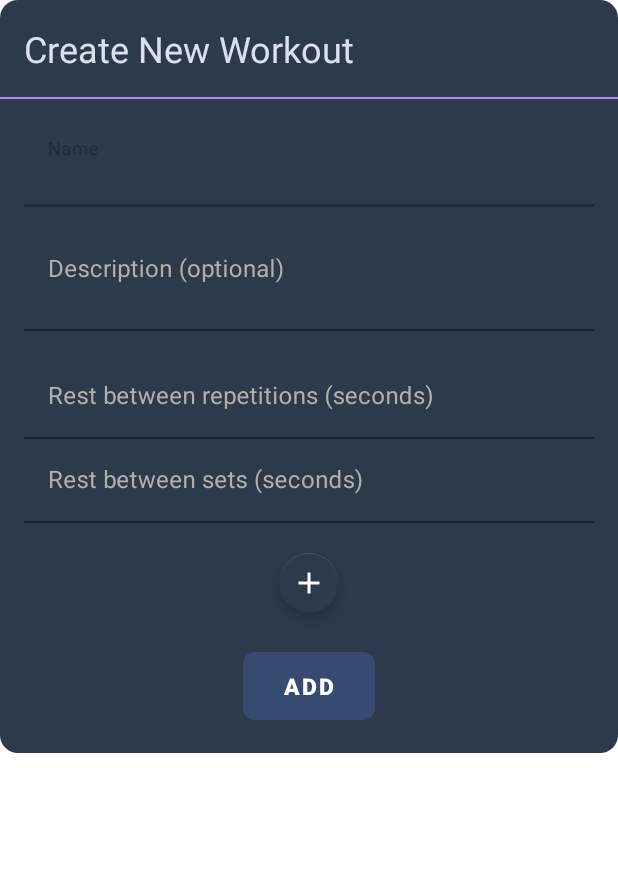
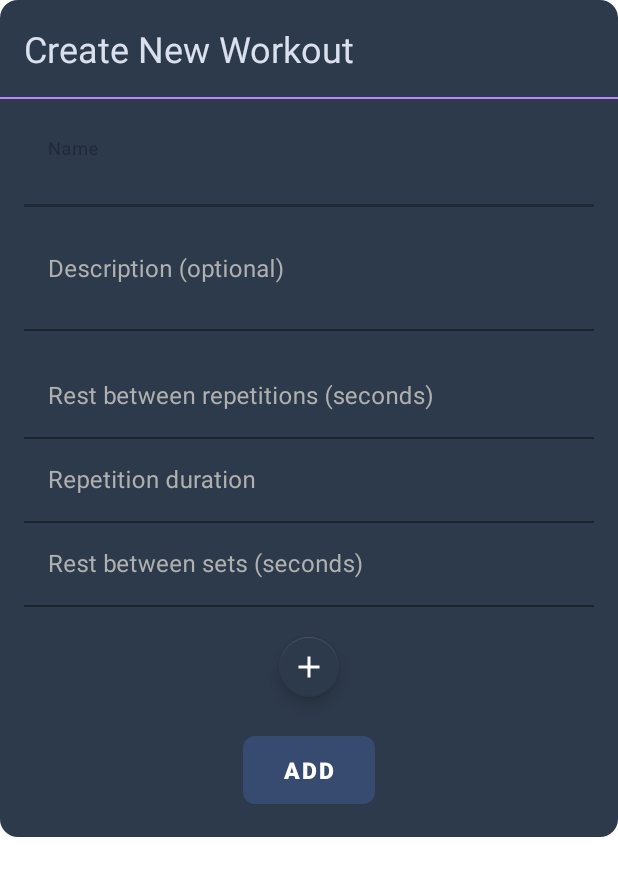
Before and after one commit to CrimPi-project/CrimPi-android-app, an Android app: the layout dialog_add_workout.xml on its own in the app's theme, with its tools: preview values and no code run, on a phone screen of 412 x 824 dp. Shown: the top 876 px of the screen. Run offline under Robolectric (Android 15) with nearby library versions, the phone set to English and light mode, and no system bars.

Commit message:
Duration of repetition management added

```diff
--- a/app/src/main/java/com/almogbb/crimpi/MainActivity.java
+++ b/app/src/main/java/com/almogbb/crimpi/MainActivity.java
@@ -67,7 +67,7 @@ import java.util.UUID;
 
 public class MainActivity extends AppCompatActivity implements BodyWeightDialogFragment.BodyWeightDialogListener {
 
-    private static final String TAG = "CrimPiBLEApp";
+    private static final String TAG = "CrimPiApp";
 
     private static final int REQUEST_BLUETOOTH_PERMISSIONS = 1;
 
--- a/app/src/main/java/com/almogbb/crimpi/data/BluetoothDeviceEntry.java
+++ b/app/src/main/java/com/almogbb/crimpi/data/BluetoothDeviceEntry.java
@@ -1,10 +1,6 @@
 // BluetoothDeviceEntry.java
 package com.almogbb.crimpi.data; // New package: com.almogbb.crimpi.data
 
-/**
- * Data class to hold Bluetooth device information for the RecyclerView.
- * This class is now a top-level public class in the 'data' package.
- */
 public class BluetoothDeviceEntry {
     public String name;
     public String address;
--- a/app/src/main/java/com/almogbb/crimpi/fragments/CustomWorkoutFragment.java
+++ b/app/src/main/java/com/almogbb/crimpi/fragments/CustomWorkoutFragment.java
@@ -109,7 +109,7 @@ public class CustomWorkoutFragment extends Fragment implements CustomWorkoutList
             customWorkout.start(); // Automatically start the workout when the fragment is created
         } else {
             // Handle case where workoutData is null (e.g., show an error message)
-            primaryStatusTextView.setText("Error: No workout data loaded.");
+            primaryStatusTextView.setText(R.string.error_no_workout_data_loaded);
             Log.e(TAG, "Workout data is null in CustomWorkoutFragment.");
         }
 
--- a/app/src/main/java/com/almogbb/crimpi/fragments/DeleteConfirmationDialogFragment.java
+++ b/app/src/main/java/com/almogbb/crimpi/fragments/DeleteConfirmationDialogFragment.java
@@ -6,7 +6,6 @@ import android.os.Bundle;
 import android.view.LayoutInflater;
 import android.view.View;
 import android.widget.Button;
-import android.widget.TextView;
 
 import androidx.annotation.NonNull;
 import androidx.annotation.Nullable;
@@ -56,7 +55,7 @@ public class DeleteConfirmationDialogFragment extends DialogFragment {
                 listener = (DeleteDialogListener) context;
             }
         } catch (ClassCastException e) {
-            throw new ClassCastException(context.toString() + " must implement DeleteDialogListener");
+            throw new ClassCastException(context + " must implement DeleteDialogListener");
         }
     }
 
--- a/app/src/main/java/com/almogbb/crimpi/fragments/FreestyleWorkoutFragment.java
+++ b/app/src/main/java/com/almogbb/crimpi/fragments/FreestyleWorkoutFragment.java
@@ -219,10 +219,7 @@ public class FreestyleWorkoutFragment extends Fragment implements WorkoutListene
     @Override
     public void onWorkoutProgressUpdated(long elapsedTimeSeconds) {
         if (!isAdded()) return; // Defensive check
-        requireActivity().runOnUiThread(() -> {
-            long seconds = elapsedTimeSeconds % 60;
-            timerTextView.setText(String.format(Locale.getDefault(), "%d", elapsedTimeSeconds));
-        });
+        requireActivity().runOnUiThread(() -> timerTextView.setText(String.format(Locale.getDefault(), "%d", elapsedTimeSeconds)));
     }
 
     public void resetWorkoutState() {
--- a/app/src/main/res/layout/dialog_add_workout.xml
+++ b/app/src/main/res/layout/dialog_add_workout.xml
@@ -106,6 +106,25 @@
             <com.google.android.material.textfield.TextInputLayout
                 android:layout_width="match_parent"
                 android:layout_height="wrap_content"
+                android:hint="@string/repetition_duration"
+                android:textColorHint="@color/text_light_gray"
+                app:boxBackgroundColor="@color/primary_navy"
+                app:boxCornerRadiusBottomEnd="8dp"
+                app:boxCornerRadiusBottomStart="8dp"
+                app:boxCornerRadiusTopEnd="8dp"
+                app:boxCornerRadiusTopStart="8dp">
+
+                <com.google.android.material.textfield.TextInputEditText
+                    android:id="@+id/edit_text_repetition_duration"
+                    android:layout_width="match_parent"
+                    android:layout_height="wrap_content"
+                    android:inputType="number"
+                    android:textColor="@color/text_light_gray" />
+            </com.google.android.material.textfield.TextInputLayout>
+
+            <com.google.android.material.textfield.TextInputLayout
+                android:layout_width="match_parent"
+                android:layout_height="wrap_content"
                 android:hint="@string/rest_between_sets"
                 android:textColorHint="@color/text_light_gray"
                 app:boxBackgroundColor="@color/primary_navy"
--- a/app/src/main/res/values/strings.xml
+++ b/app/src/main/res/values/strings.xml
@@ -72,4 +72,6 @@
     <string name="workout_started">Workout Started!</string>
     <string name="rest_between_sets">Rest between sets (seconds)</string>
     <string name="rest_between_repetitions">Rest between repetitions (seconds)</string>
+    <string name="error_no_workout_data_loaded">Error: No workout data loaded.</string>
+    <string name="repetition_duration">Repetition duration</string>
 </resources>
--- a/build.gradle
+++ b/build.gradle
@@ -1,7 +1,7 @@
 // Top-level build file where you can add configuration options common to all sub-projects/modules.
 plugins {
-    id 'com.android.application' version '8.11.1' apply false
-    id 'com.android.library' version '8.11.1' apply false
+    id 'com.android.application' version '8.12.0' apply false
+    id 'com.android.library' version '8.12.0' apply false
 }
 
 task clean(type: Delete) {
```
Also changed, not shown: app/src/main/java/com/almogbb/crimpi/data/UserDataManager.java (+1 -6 lines), app/src/main/java/com/almogbb/crimpi/fragments/AddWorkoutDialogFragment.java (+19 -20 lines), app/src/main/java/com/almogbb/crimpi/utils/WorkoutJsonManager.java (+3 -23 lines), app/src/main/java/com/almogbb/crimpi/workouts/CustomWorkout.java (+7 -71 lines), app/src/main/java/com/almogbb/crimpi/workouts/CustomWorkoutData.java (+7 -7 lines).
